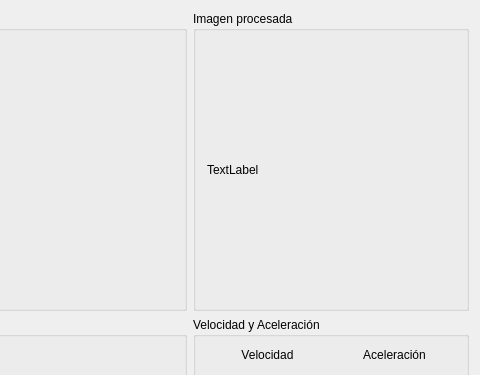
Above: ThesisProject/GUI/Estado/stateviewer.ui from pjbarrio/mythesisproject before the change; both pictures show x 174 to 654 and y 0 to 375 of the 654 by 727 pixel window. Below: the same form after it.
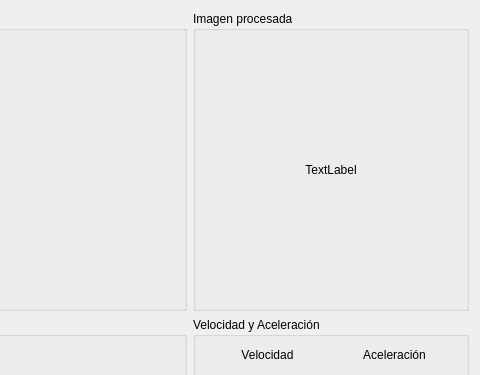
That is the form after the change. Icons and pictures are not drawn. Custom widgets are drawn as their Qt base class.

The edit to the form file:
```diff
--- a/ThesisProject/GUI/Estado/stateviewer.ui
+++ b/ThesisProject/GUI/Estado/stateviewer.ui
@@ -25,6 +25,9 @@
         <property name="text">
          <string>TextLabel</string>
         </property>
+        <property name="alignment">
+         <set>Qt::AlignCenter</set>
+        </property>
        </widget>
       </item>
      </layout>
```
Left out of the diff: 74 changed lines with no effect on the pictures.
